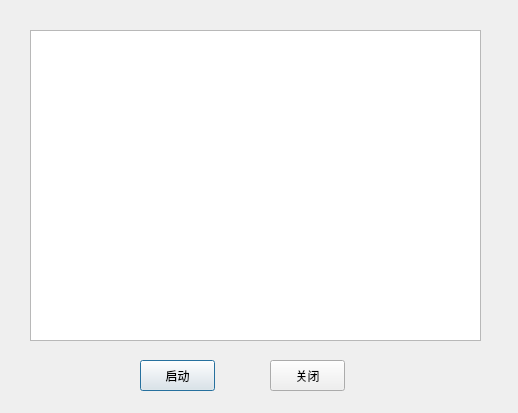
Before: the Qt Designer form workpanel.ui in Zentions/WormServer1_0, drawn with Qt 5.
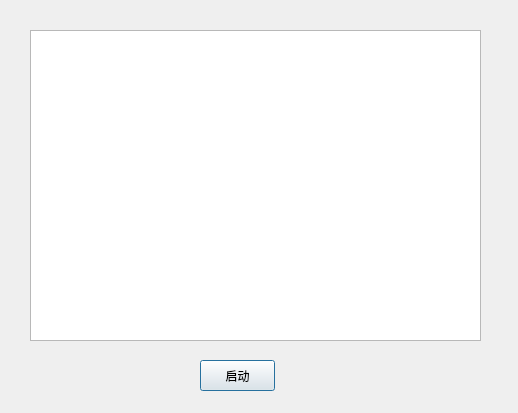
After: the same form once the commit is applied.

```diff
--- a/workpanel.ui
+++ b/workpanel.ui
@@ -29,7 +29,7 @@
   <widget class="QPushButton" name="pushButton">
    <property name="geometry">
     <rect>
-     <x>140</x>
+     <x>200</x>
      <y>360</y>
      <width>75</width>
      <height>31</height>
@@ -39,19 +39,6 @@
     <string>启动</string>
    </property>
   </widget>
-  <widget class="QPushButton" name="pushButton_2">
-   <property name="geometry">
-    <rect>
-     <x>270</x>
-     <y>360</y>
-     <width>75</width>
-     <height>31</height>
-    </rect>
-   </property>
-   <property name="text">
-    <string>关闭</string>
-   </property>
-  </widget>
  </widget>
  <resources/>
  <connections/>
```
